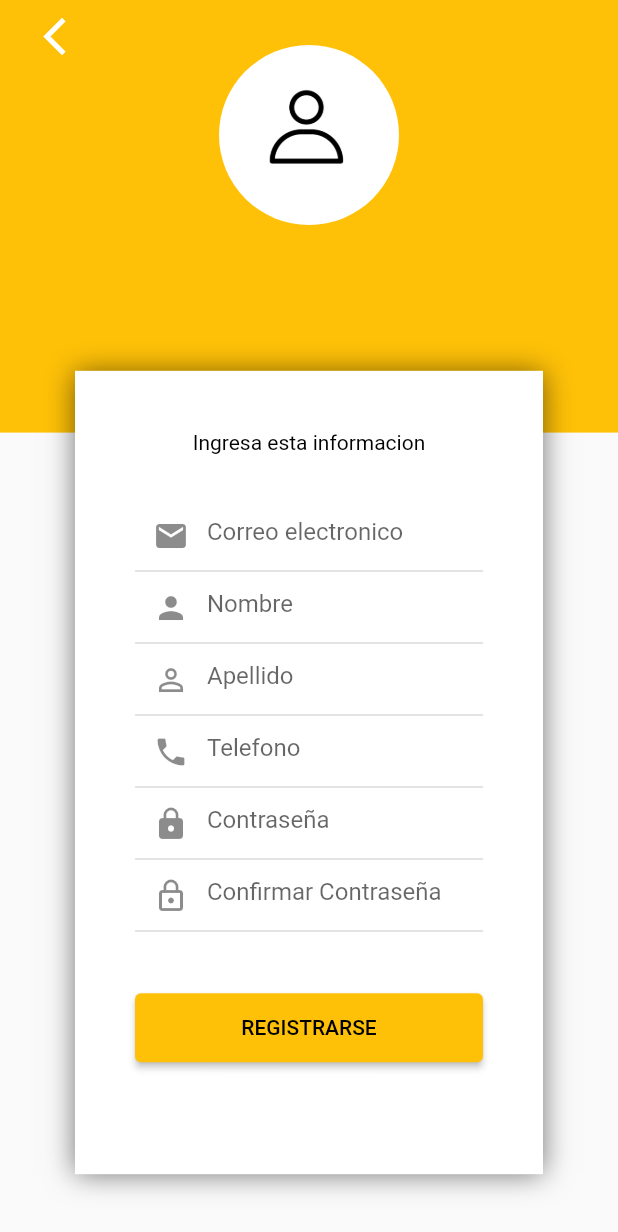
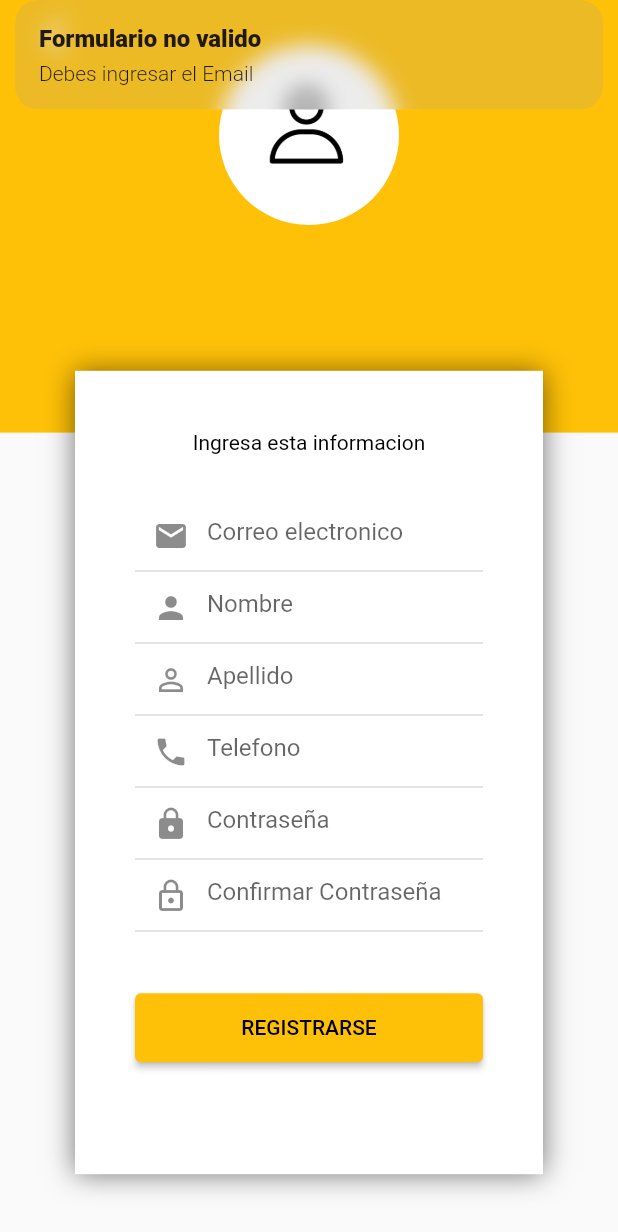
Before and after one commit to Jonagarme/deliveryApp_Flutter, a Flutter app: the RegisterPage screen opened by its route, after a tap on "REGISTRARSE", on a phone screen of 412 x 824 dp. Shown: the top 1232 px of the screen. Run offline on Flutter 3.47's test engine with Material 2 defaults, Android fonts, the phone set to English and light mode, and no system bars; our stand-ins replace get.

Commit message:
añadido register controller y formularios de login y registro listos para enviar datos

```diff
--- a/lib/src/pages/login/login_controller.dart
+++ b/lib/src/pages/login/login_controller.dart
@@ -1,7 +1,42 @@
+import 'package:flutter/material.dart';
 import 'package:get/get.dart';
 
 class LoginController extends GetxController {
+  TextEditingController emailController = TextEditingController();
+  TextEditingController passwordController = TextEditingController();
+
   void goToRegisterPage() {
     Get.toNamed('/register');
   }
+
+  void login() {
+    String email = emailController.text.trim();
+    String password = passwordController.text.trim();
+
+    print('Email ${email}');
+    print('Password ${password}');
+
+    if (isValidForm(email, password)) {
+      Get.snackbar(
+          'Formulario valido', 'Estas listo para enviar la peticion http');
+    }
+  }
+
+  bool isValidForm(String email, String password) {
+    if (email.isEmpty) {
+      Get.snackbar('Formulario no valido', 'Debes ingresar el Email');
+      return false;
+    }
+
+    if (!GetUtils.isEmail(email)) {
+      Get.snackbar('Formulario no valido', 'Debes ingresar el Email');
+      return false;
+    }
+
+    if (password.isEmpty) {
+      Get.snackbar('Formulario no valido', 'Debes ingresar el Password');
+      return false;
+    }
+    return true;
+  }
 }
--- a/lib/src/pages/login/login_page.dart
+++ b/lib/src/pages/login/login_page.dart
@@ -82,6 +82,7 @@ class LoginPage extends StatelessWidget {
         horizontal: 40,
       ),
       child: TextField(
+        controller: con.emailController,
         keyboardType: TextInputType.emailAddress,
         decoration: InputDecoration(
           hintText: 'Correo electronico',
@@ -97,6 +98,7 @@ class LoginPage extends StatelessWidget {
         horizontal: 40,
       ),
       child: TextField(
+        controller: con.passwordController,
         keyboardType: TextInputType.text,
         obscureText: true,
         decoration: InputDecoration(
@@ -115,7 +117,7 @@ class LoginPage extends StatelessWidget {
         vertical: 40,
       ),
       child: ElevatedButton(
-        onPressed: () {},
+        onPressed: () => con.login(),
         style: ElevatedButton.styleFrom(
           padding: EdgeInsets.symmetric(
             vertical: 15,
--- /dev/null
+++ b/lib/src/pages/register/register_controller.dart
@@ -0,0 +1,74 @@
+import 'package:flutter/material.dart';
+import 'package:get/get.dart';
+
+class RegisterController extends GetxController {
+  TextEditingController emailController = TextEditingController();
+  TextEditingController nameController = TextEditingController();
+  TextEditingController lastnameController = TextEditingController();
+  TextEditingController phoneController = TextEditingController();
+  TextEditingController passwordController = TextEditingController();
+  TextEditingController confirmPasswordController = TextEditingController();
+
+  void register() {
+    String email = emailController.text.trim();
+    String name = nameController.text;
+    String lastName = lastnameController.text;
+    String phone = phoneController.text;
+    String password = passwordController.text.trim();
+    String confirmPassword = confirmPasswordController.text.trim();
+
+    print('Email ${email}');
+    print('Password ${password}');
+
+    if (isValidForm(email, name, lastName, phone, password, confirmPassword)) {
+      Get.snackbar(
+          'Formulario valido', 'Estas listo para enviar la peticion http');
+    }
+  }
+
+  bool isValidForm(String email, String name, String lastName, String phone,
+      String confirmPassword, String password) {
+    if (email.isEmpty) {
+      Get.snackbar('Formulario no valido', 'Debes ingresar el Email');
+      return false;
+    }
+
+    if (!GetUtils.isEmail(email)) {
+      Get.snackbar('Formulario no valido', 'Debes ingresar el Email');
+      return false;
+    }
+
+    if (name.isEmpty) {
+      Get.snackbar('Formulario no valido', 'Debes ingresar el Nombre');
+      return false;
+    }
+
+    if (lastName.isEmpty) {
+      Get.snackbar('Formulario no valido', 'Debes ingresar el Apellido');
+      return false;
+    }
+
+    if (phone.isEmpty) {
+      Get.snackbar(
+          'Formulario no valido', 'Debes ingresar tu numero telefonico');
+      return false;
+    }
+
+    if (password.isEmpty) {
+      Get.snackbar('Formulario no valido', 'Debes ingresar el Password');
+      return false;
+    }
+
+    if (confirmPassword.isEmpty) {
+      Get.snackbar('Formulario no valido',
+          'Debes ingresar la confirmacion del password');
+      return false;
+    }
+
+    if (password != confirmPassword) {
+      Get.snackbar('Formulario no valido', 'Las contraseñan no coinciden');
+      return false;
+    }
+    return true;
+  }
+}
--- a/lib/src/pages/register/register_page.dart
+++ b/lib/src/pages/register/register_page.dart
@@ -1,8 +1,9 @@
 import 'package:flutter/material.dart';
+import 'package:flutter_app_delivery/src/pages/register/register_controller.dart';
 import 'package:get/get.dart';
 
 class RegisterPage extends StatelessWidget {
-  const RegisterPage({super.key});
+  RegisterController con = Get.put(RegisterController());
 
   @override
   Widget build(BuildContext context) {
@@ -84,6 +85,7 @@ class RegisterPage extends StatelessWidget {
         horizontal: 40,
       ),
       child: TextField(
+        controller: con.emailController,
         keyboardType: TextInputType.emailAddress,
         decoration: InputDecoration(
           hintText: 'Correo electronico',
@@ -99,6 +101,7 @@ class RegisterPage extends StatelessWidget {
         horizontal: 40,
       ),
       child: TextField(
+        controller: con.nameController,
         keyboardType: TextInputType.text,
         decoration: InputDecoration(
           hintText: 'Nombre',
@@ -114,6 +117,7 @@ class RegisterPage extends StatelessWidget {
         horizontal: 40,
       ),
       child: TextField(
+        controller: con.lastnameController,
         keyboardType: TextInputType.text,
         decoration: InputDecoration(
           hintText: 'Apellido',
@@ -129,6 +133,7 @@ class RegisterPage extends StatelessWidget {
         horizontal: 40,
       ),
       child: TextField(
+        controller: con.phoneController,
         keyboardType: TextInputType.number,
         decoration: InputDecoration(
           hintText: 'Telefono',
@@ -144,6 +149,7 @@ class RegisterPage extends StatelessWidget {
         horizontal: 40,
       ),
       child: TextField(
+        controller: con.passwordController,
         keyboardType: TextInputType.text,
         obscureText: true,
         decoration: InputDecoration(
@@ -160,6 +166,7 @@ class RegisterPage extends StatelessWidget {
         horizontal: 40,
       ),
       child: TextField(
+        controller: con.confirmPasswordController,
         keyboardType: TextInputType.text,
         obscureText: true,
         decoration: InputDecoration(
@@ -178,7 +185,7 @@ class RegisterPage extends StatelessWidget {
         vertical: 40,
       ),
       child: ElevatedButton(
-        onPressed: () {},
+        onPressed: () => con.register(),
         style: ElevatedButton.styleFrom(
           padding: EdgeInsets.symmetric(
             vertical: 15,
```
